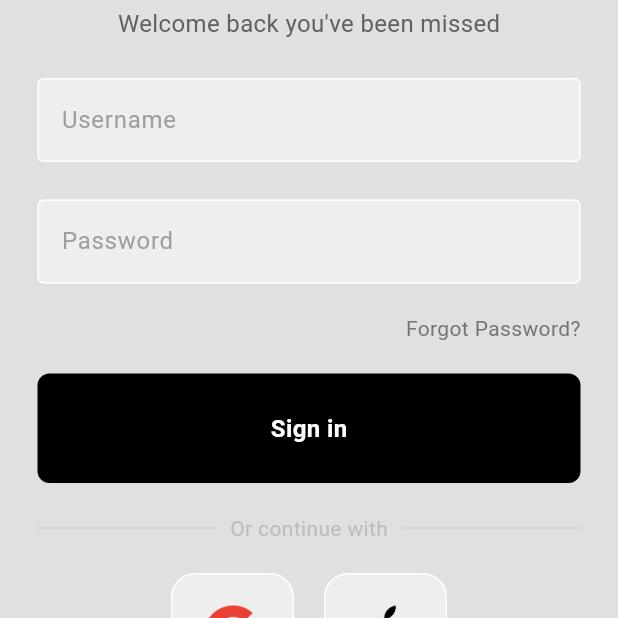
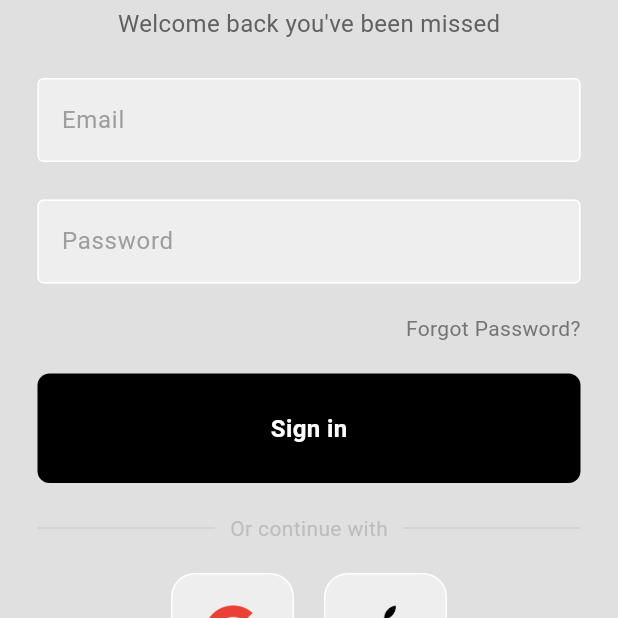
Before and after one commit to dino330340/login_modern_ui, a Flutter app: the screen it shows after launch, on a phone screen of 412 x 824 dp, the part 357-975 px from its top. Run offline on Flutter 3.47's test engine with Material 3 defaults, Android fonts, the phone set to English and light mode, and no system bars; our stand-ins replace firebase_auth, firebase_core; accounts and stored records are empty.

Commit message:
firebase auth

```diff
--- a/lib/pages/login_page.dart
+++ b/lib/pages/login_page.dart
@@ -13,7 +13,8 @@ class LoginPage extends StatelessWidget {
   void signUserIn() async {
     await FirebaseAuth.instance.signInWithEmailAndPassword(
         email: emailController.text,
-        password: passwordController.text);
+        password: passwordController.text
+    );
   }
 
   @override
@@ -43,7 +44,7 @@ class LoginPage extends StatelessWidget {
               ),
               MyTextfield(
                 controller: emailController,
-                hintText: 'Username',
+                hintText: 'Email',
                 obscureText: false,
               ),
               const SizedBox(
```
